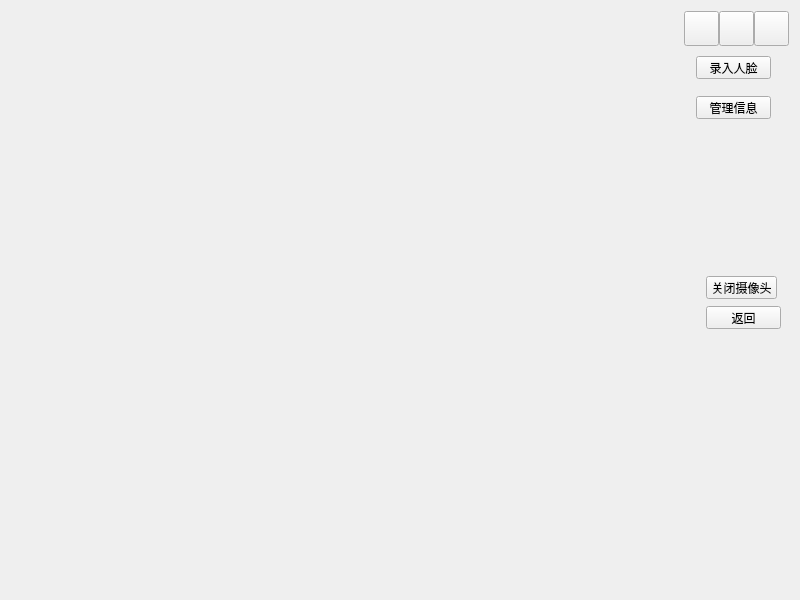
Qt form facerecongnition.ui (lmmiku/faceRecognitionOnQtCreator) before a commit.
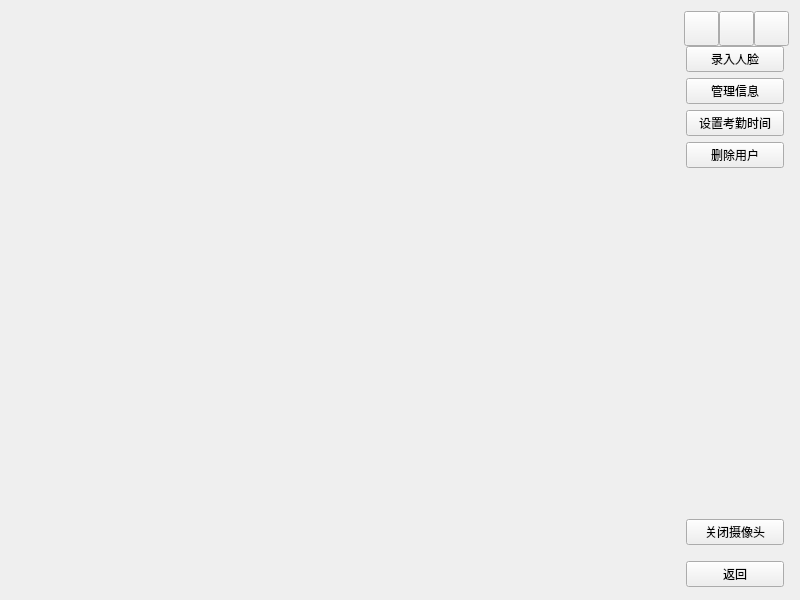
The same form after that commit.

Commit message: 修改考勤功能

```diff
--- a/facerecongnition.ui
+++ b/facerecongnition.ui
@@ -175,62 +175,83 @@
           <rect>
            <x>675</x>
            <y>0</y>
-           <width>105</width>
-           <height>545</height>
+           <width>98</width>
+           <height>541</height>
           </rect>
          </property>
-         <widget class="QPushButton" name="management">
-          <property name="geometry">
-           <rect>
-            <x>10</x>
-            <y>50</y>
-            <width>75</width>
-            <height>23</height>
-           </rect>
-          </property>
-          <property name="text">
-           <string>管理信息</string>
-          </property>
-         </widget>
+         <layout class="QVBoxLayout" name="verticalLayout_2">
+          <item>
          <widget class="QPushButton" name="recordFace">
-          <property name="geometry">
-           <rect>
-            <x>10</x>
-            <y>10</y>
-            <width>75</width>
-            <height>23</height>
-           </rect>
-          </property>
           <property name="text">
            <string>录入人脸</string>
           </property>
          </widget>
-         <widget class="QPushButton" name="returnWidget">
-          <property name="geometry">
-           <rect>
-            <x>20</x>
-            <y>260</y>
-            <width>75</width>
-            <height>23</height>
-           </rect>
-          </property>
+          </item>
+          <item>
+           <widget class="QPushButton" name="management">
+            <property name="text">
+             <string>管理信息</string>
+            </property>
+           </widget>
+          </item>
+          <item>
+           <widget class="QPushButton" name="setTime">
           <property name="text">
-           <string>返回</string>
-          </property>
-         </widget>
+             <string>设置考勤时间</string>
+            </property>
+           </widget>
+          </item>
+          <item>
+           <widget class="QPushButton" name="remove">
+            <property name="text">
+             <string>删除用户</string>
+            </property>
+           </widget>
+          </item>
+          <item>
+           <spacer name="verticalSpacer_2">
+            <property name="orientation">
+             <enum>Qt::Vertical</enum>
+            </property>
+            <property name="sizeHint" stdset="0">
+             <size>
+              <width>20</width>
+              <height>40</height>
+             </size>
+            </property>
+           </spacer>
+          </item>
+          <item>
          <widget class="QPushButton" name="closeCap">
-          <property name="geometry">
-           <rect>
-            <x>20</x>
-            <y>230</y>
-            <width>71</width>
-            <height>23</height>
-           </rect>
-          </property>
           <property name="text">
            <string>关闭摄像头</string>
           </property>
          </widget>
+          </item>
+          <item>
+           <spacer name="verticalSpacer">
+            <property name="orientation">
+             <enum>Qt::Vertical</enum>
+            </property>
+            <property name="sizeType">
+             <enum>QSizePolicy::Fixed</enum>
+            </property>
+            <property name="sizeHint" stdset="0">
+             <size>
+              <width>20</width>
+              <height>10</height>
+             </size>
+            </property>
+           </spacer>
+          </item>
+          <item>
+           <widget class="QPushButton" name="returnWidget">
+            <property name="text">
+             <string>返回</string>
+            </property>
+           </widget>
+          </item>
+         </layout>
         </widget>
        </widget>
       </item>
```
Lines whose indentation alone changed are shown as unchanged. The commit also changes 19 other files.
